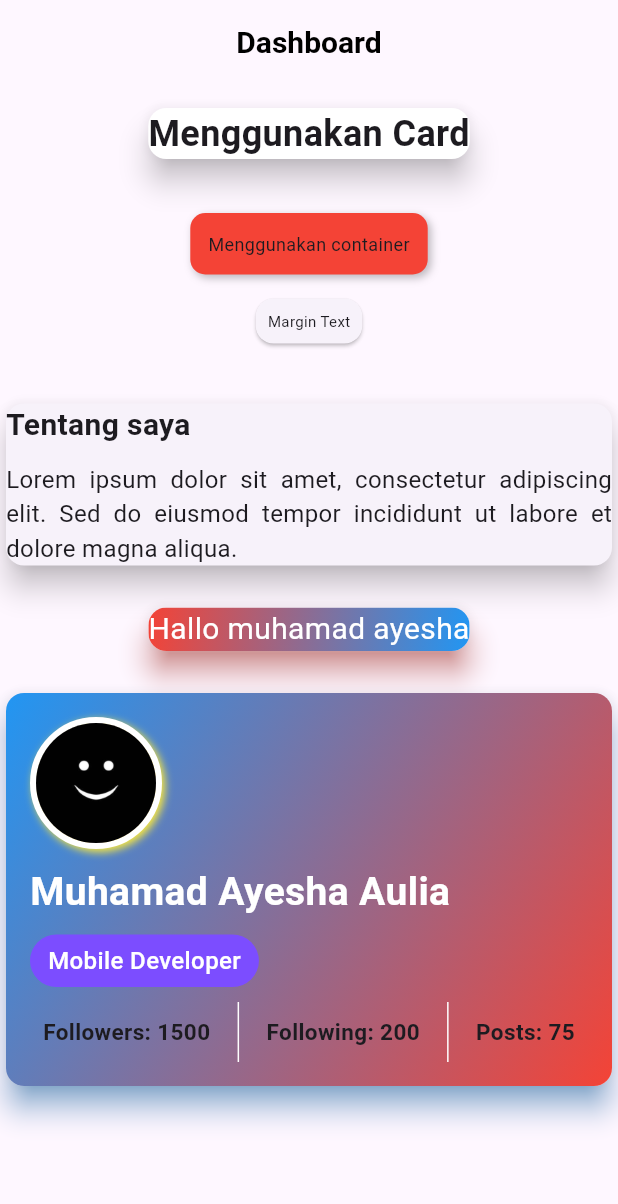
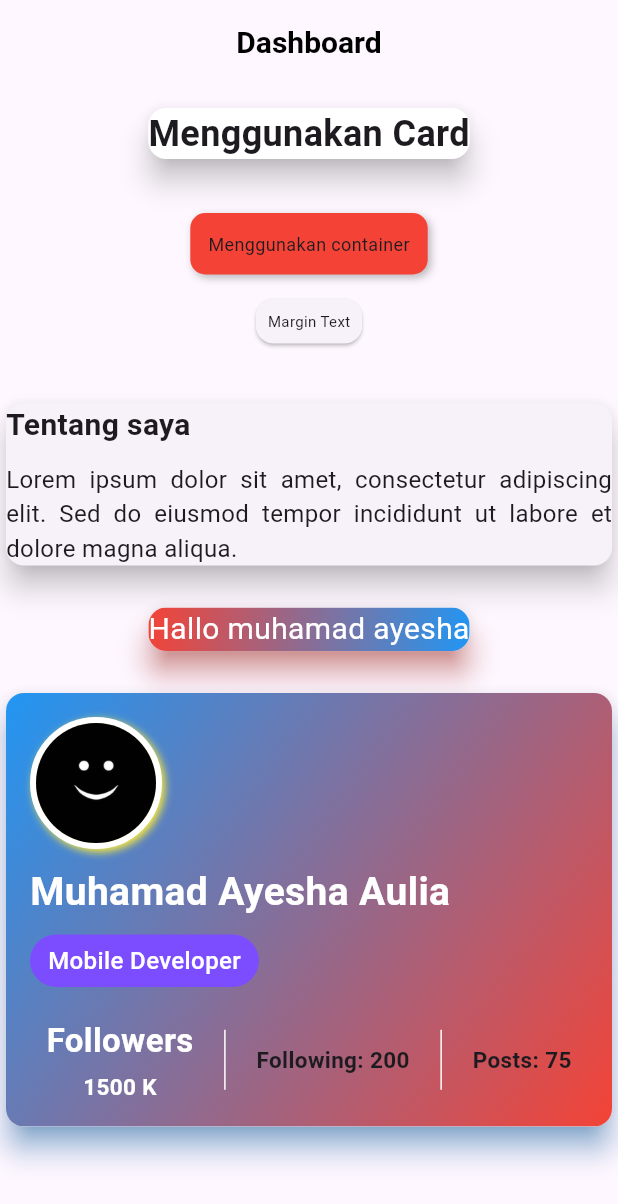
Before and after one commit to muhamadayeshaaulia/week_8_card, a Flutter app: the screen it shows after launch, on a phone screen of 412 x 824 dp. Shown: the top 1204 px of the screen. Run offline on Flutter 3.47's test engine with Material 3 defaults, Android fonts, the phone set to English and light mode, and no system bars.

Commit message:
update column 1 menjadi column text agar huruf menjadi lebih besar dan bisa membuat 2 column text yg lebih kecil di bawahnya

```diff
--- a/lib/latihan_card.dart
+++ b/lib/latihan_card.dart
@@ -145,16 +145,30 @@ class MycardNight extends StatelessWidget {
                         ),
                       ),
                     ),
-                    SizedBox(height: 10),
+                    SizedBox(height: 20),
                     Row(
                       mainAxisAlignment: MainAxisAlignment.spaceEvenly,
                       children: [
-                        Text(
-                          'Followers: 1500',
-                          style: TextStyle(
-                            fontSize: 15,
-                            fontWeight: FontWeight.bold,
-                          ),
+                        Column(
+                          children: [
+                            Text(
+                              'Followers',
+                              style: TextStyle(
+                                fontSize: 22,
+                                fontWeight: FontWeight.bold,
+                                color: Colors.white,
+                              ),
+                            ),
+                            SizedBox(height: 5),
+                            Text(
+                              '1500 K',
+                              style: TextStyle(
+                                fontSize: 15,
+                                fontWeight: FontWeight.bold,
+                                color: Colors.white
+                              ),
+                            )
+                          ]
                         ),
                         SizedBox(
                           height: 40,
```
